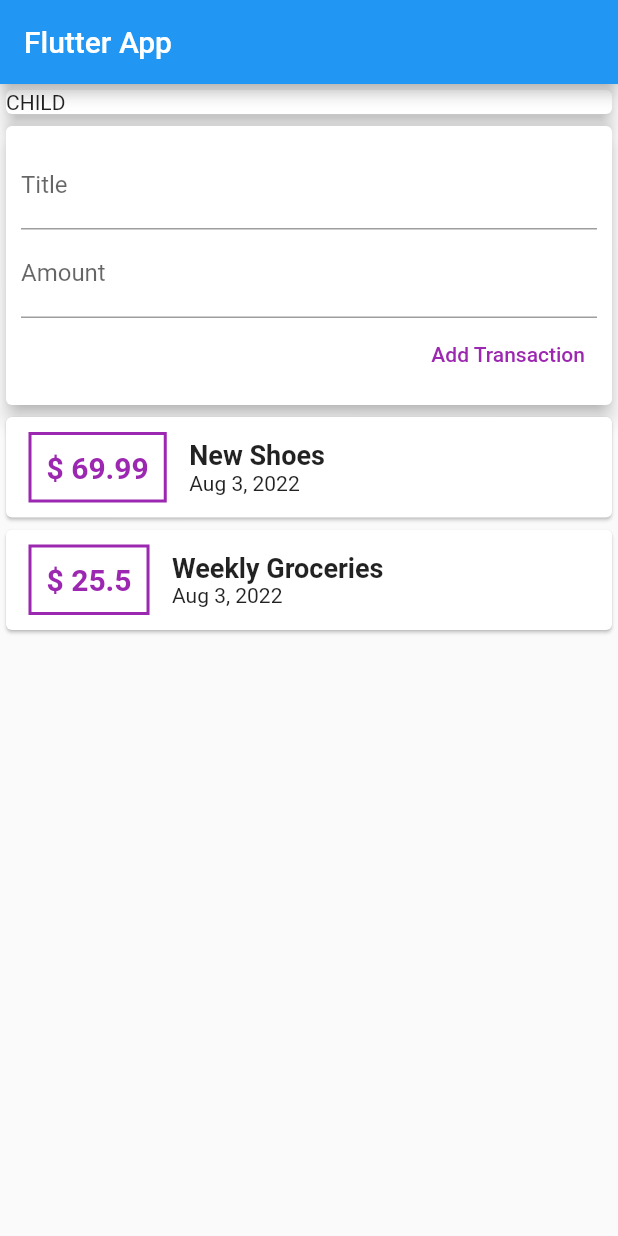
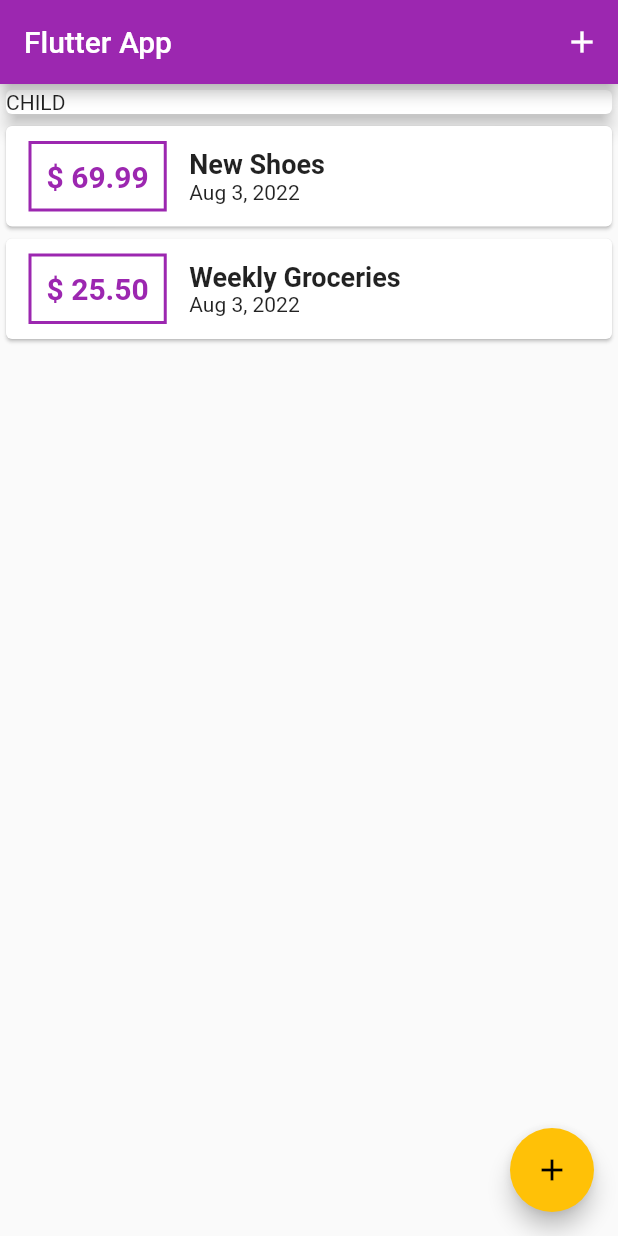
Before and after one commit to aniribe/expenses_planner_from_flutter_course, a Flutter app: the screen it shows after launch, on a phone screen of 412 x 824 dp. Run offline on Flutter 3.47's test engine with Material 2 defaults, Android fonts, the phone set to English and light mode, and no system bars; our stand-ins replace stacked, stacked_core, stacked_services.

Commit message:
Lessons 91-96 Flutter course;

```diff
--- a/lib/main.dart
+++ b/lib/main.dart
@@ -18,9 +18,7 @@ class MyApp extends StatelessWidget {
     return MaterialApp(
       title: 'Expenses planner',
       debugShowCheckedModeBanner: false,
-      theme: ThemeData(
-        primarySwatch: Colors.blue,
-      ),
+      theme: ThemeData(primarySwatch: Colors.purple, accentColor: Colors.amber),
       navigatorKey: StackedService.navigatorKey,
       onGenerateRoute: StackedRouter().onGenerateRoute,
       home: const HomeView(),
--- a/lib/ui/views/home/components/new_transaction.dart
+++ b/lib/ui/views/home/components/new_transaction.dart
@@ -28,6 +28,8 @@ class NewTransaction extends StatelessWidget {
             TextField(
               controller: amountController,
               decoration: const InputDecoration(labelText: 'Amount'),
+              keyboardType:
+                  const TextInputType.numberWithOptions(decimal: true),
               // onChanged: onAmountChanged,
             ),
             TextButton(
--- a/lib/ui/views/home/components/transaction_list.dart
+++ b/lib/ui/views/home/components/transaction_list.dart
@@ -12,10 +12,11 @@ class TransactionList extends StatelessWidget {
 
   @override
   Widget build(BuildContext context) {
-    return Column(
-      children: transactions
-          .map(
-            (transaction) => Card(
+    return Container(
+      height: 300,
+      child: ListView.builder(
+        itemBuilder: (context, index) {
+          return Card(
             child: Row(
               children: [
                 Container(
@@ -27,7 +28,7 @@ class TransactionList extends StatelessWidget {
                   decoration: BoxDecoration(
                       border: Border.all(color: Colors.purple, width: 2)),
                   child: Text(
-                      '\$ ${transaction.amount.toString()}',
+                    '\$ ${transactions[index].amount.toStringAsFixed(2)}',
                     style: const TextStyle(
                       fontWeight: FontWeight.bold,
                       fontSize: 20,
@@ -39,18 +40,19 @@ class TransactionList extends StatelessWidget {
                   crossAxisAlignment: CrossAxisAlignment.start,
                   children: [
                     Text(
-                        transaction.title,
+                      transactions[index].title,
                       style: const TextStyle(
                           fontSize: 18, fontWeight: FontWeight.bold),
                     ),
-                      Text(DateFormat.yMMMd().format(transaction.date)),
+                    Text(DateFormat.yMMMd().format(transactions[index].date)),
                   ],
                 ),
               ],
             ),
+          );
+        },
+        itemCount: transactions.length,
       ),
-          )
-          .toList(),
     );
   }
 }
--- a/lib/ui/views/home/components/user_transactions.dart
+++ b/lib/ui/views/home/components/user_transactions.dart
@@ -20,7 +20,6 @@ class UserTransactions extends StatelessWidget {
         NewTransaction(
           onAddPressed: onAddPressed,
         ),
-        TransactionList(transactions: transactions),
       ],
     );
   }
--- a/lib/ui/views/home/home_view.dart
+++ b/lib/ui/views/home/home_view.dart
@@ -1,6 +1,7 @@
-import 'package:expenses_planner/ui/views/home/components/user_transactions.dart';
+import 'package:expenses_planner/ui/views/home/components/new_transaction.dart';
 import 'package:flutter/material.dart';
 import 'package:stacked/stacked.dart';
+import 'components/transaction_list.dart';
 import 'home_viewmodel.dart';
 
 class HomeView extends StatelessWidget {
@@ -11,7 +12,22 @@ class HomeView extends StatelessWidget {
     return ViewModelBuilder<HomeViewModel>.reactive(
       viewModelBuilder: () => HomeViewModel(),
       builder: (context, model, child) => Scaffold(
-        appBar: AppBar(title: const Text('Flutter App')),
+        appBar: AppBar(
+          title: const Text('Flutter App'),
+          actions: [
+            IconButton(
+              icon: const Icon(Icons.add),
+              onPressed: () {
+                showModalBottomSheet(
+                    context: context,
+                    builder: (_) {
+                      return NewTransaction(
+                          onAddPressed: model.addTransactionHandler);
+                    });
+              },
+            )
+          ],
+        ),
         body: SingleChildScrollView(
           child: Column(
             crossAxisAlignment: CrossAxisAlignment.stretch,
@@ -20,12 +36,20 @@ class HomeView extends StatelessWidget {
                 elevation: 5,
                 child: Text('CHILD'),
               ),
-              UserTransactions(
-                transactions: model.transactions,
-                onAddPressed: model.addNewTransaction,
-              ),
+              TransactionList(transactions: model.transactions),
             ],
           ),
+        ),
+        floatingActionButton: FloatingActionButton(
+          child: const Icon(Icons.add),
+          onPressed: () {
+            showModalBottomSheet(
+                context: context,
+                builder: (_) {
+                  return NewTransaction(
+                      onAddPressed: model.addTransactionHandler);
+                });
+          },
         ),
       ),
     );
```
Also changed, not shown: lib/ui/views/home/home_viewmodel.dart (+11 -0 lines). Lines whose indentation alone changed are shown as unchanged.
